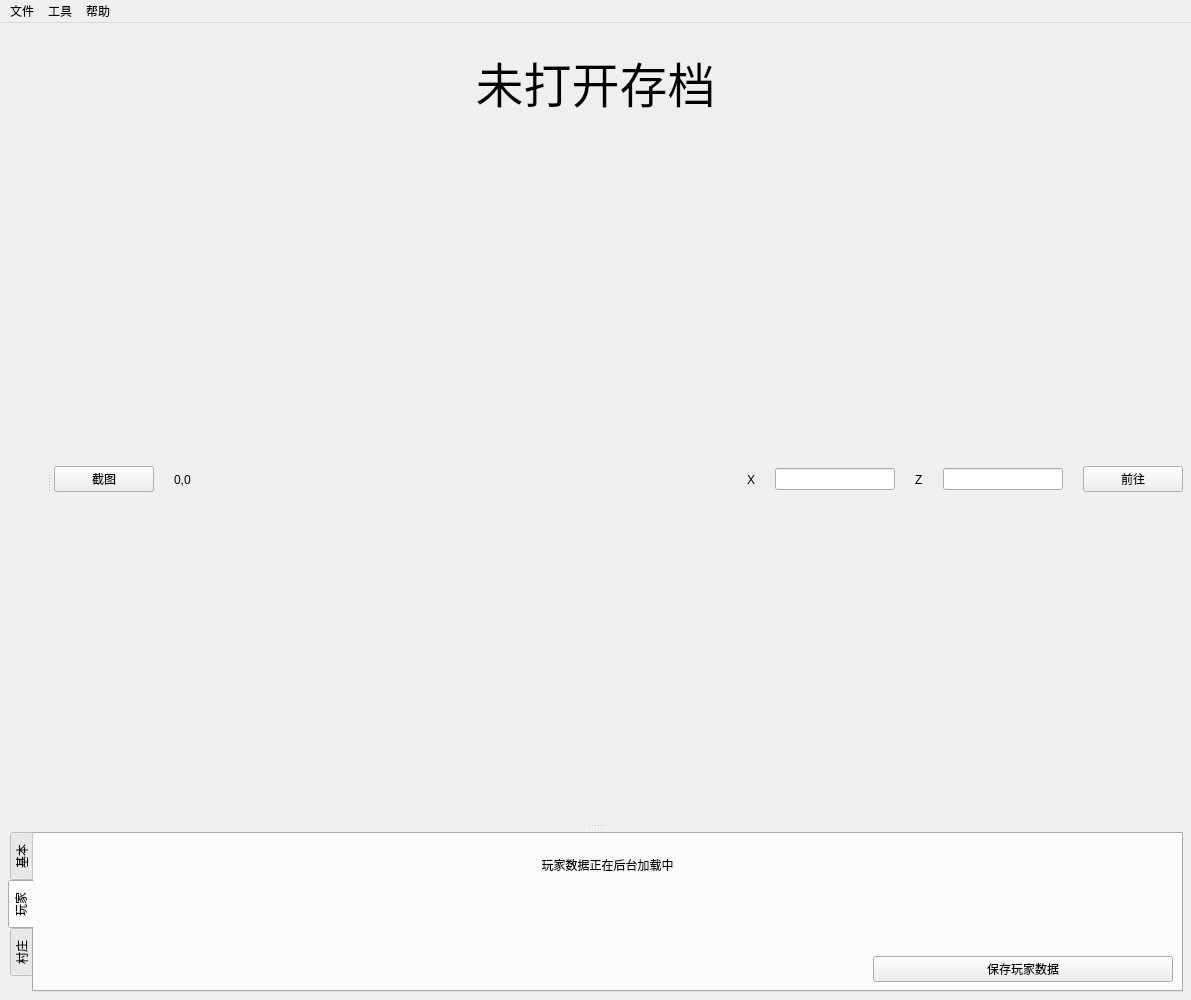
Qt form mainwindow.ui (bedrock-dev/BedrockMap) before a commit.
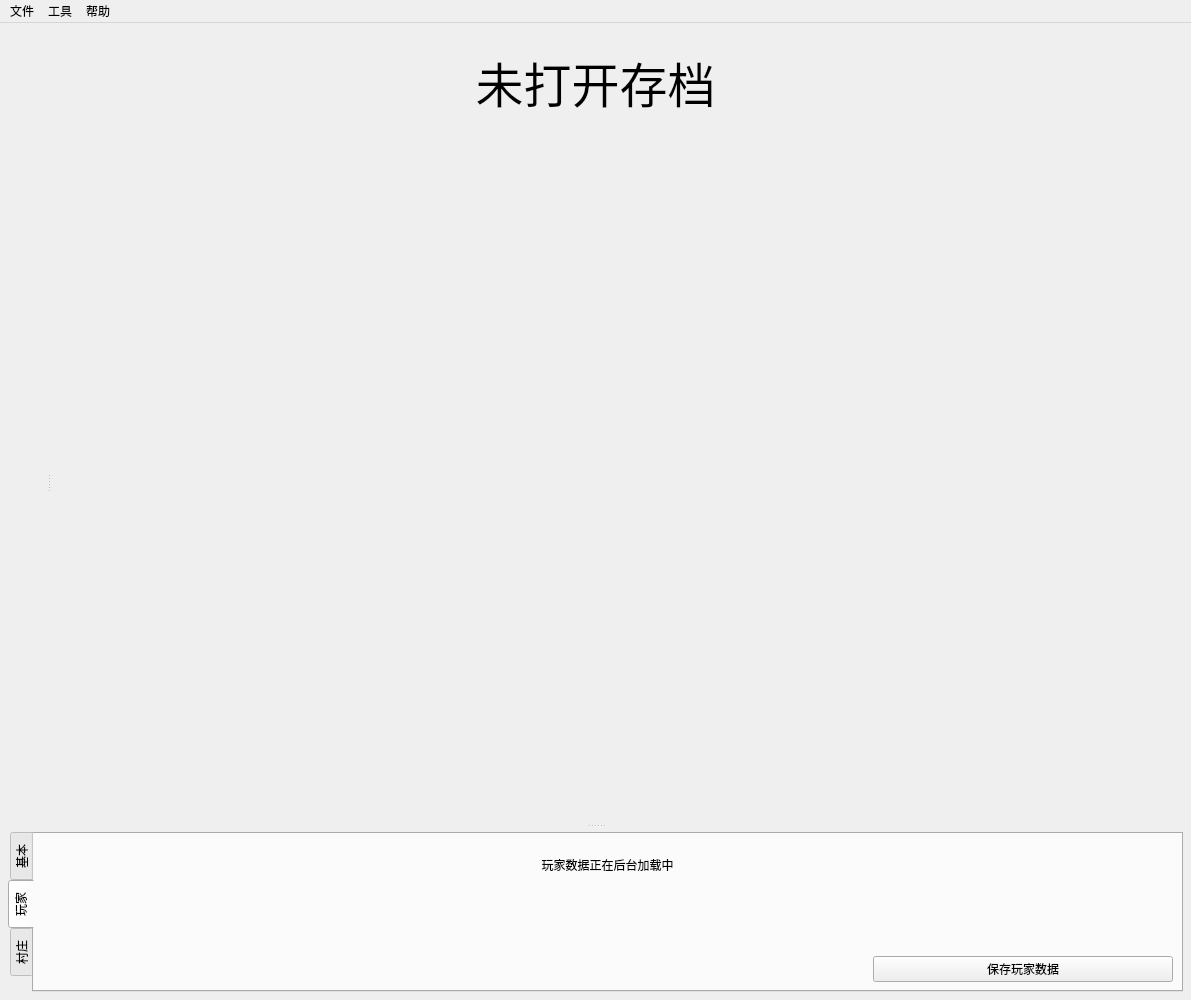
The same form after that commit. Icons and pictures are not drawn.

```diff
--- a/mainwindow.ui
+++ b/mainwindow.ui
@@ -647,7 +647,7 @@
         </layout>
        </widget>
        <widget class="QWidget" name="map_widget" native="true">
-        <layout class="QVBoxLayout" name="verticalLayout_6" stretch="1,40">
+        <layout class="QVBoxLayout" name="verticalLayout_6" stretch="40">
          <property name="spacing">
           <number>0</number>
          </property>
@@ -663,146 +663,6 @@
          <property name="bottomMargin">
           <number>4</number>
          </property>
-         <item>
-          <widget class="QWidget" name="map_buttom_toolbar_widget" native="true">
-           <property name="autoFillBackground">
-            <bool>false</bool>
-           </property>
-           <layout class="QHBoxLayout" name="position_toolbar_layout">
-            <property name="spacing">
-             <number>20</number>
-            </property>
-            <property name="leftMargin">
-             <number>0</number>
-            </property>
-            <property name="topMargin">
-             <number>2</number>
-            </property>
-            <property name="rightMargin">
-             <number>0</number>
-            </property>
-            <property name="bottomMargin">
-             <number>2</number>
-            </property>
-            <item>
-             <widget class="QPushButton" name="screenshot_btn">
-              <property name="minimumSize">
-               <size>
-                <width>100</width>
-                <height>0</height>
-               </size>
-              </property>
-              <property name="maximumSize">
-               <size>
-                <width>100</width>
-                <height>16777215</height>
-               </size>
-              </property>
-              <property name="text">
-               <string>截图</string>
-              </property>
-             </widget>
-            </item>
-            <item>
-             <widget class="QLabel" name="block_pos_label">
-              <property name="minimumSize">
-               <size>
-                <width>300</width>
-                <height>0</height>
-               </size>
-              </property>
-              <property name="maximumSize">
-               <size>
-                <width>16777215</width>
-                <height>16777215</height>
-               </size>
-              </property>
-              <property name="text">
-               <string>0,0</string>
-              </property>
-             </widget>
-            </item>
-            <item>
-             <spacer name="horizontalSpacer_2">
-              <property name="orientation">
-               <enum>Qt::Horizontal</enum>
-              </property>
-              <property name="sizeHint" stdset="0">
-               <size>
-                <width>40</width>
-                <height>20</height>
-               </size>
-              </property>
-             </spacer>
-            </item>
-            <item>
-             <widget class="QLabel" name="label">
-              <property name="text">
-               <string>X</string>
-              </property>
-             </widget>
-            </item>
-            <item>
-             <widget class="QLineEdit" name="z_edit">
-              <property name="minimumSize">
-               <size>
-                <width>90</width>
-                <height>0</height>
-               </size>
-              </property>
-              <property name="maximumSize">
-               <size>
-                <width>120</width>
-                <height>16777215</height>
-               </size>
-              </property>
-              <property name="alignment">
-               <set>Qt::AlignLeading|Qt::AlignLeft|Qt::AlignVCenter</set>
-              </property>
-             </widget>
-            </item>
-            <item>
-             <widget class="QLabel" name="cursor_pos_label">
-              <property name="text">
-               <string>Z</string>
-              </property>
-             </widget>
-            </item>
-            <item>
-             <widget class="QLineEdit" name="x_edit">
-              <property name="minimumSize">
-               <size>
-                <width>90</width>
-                <height>0</height>
-               </size>
-              </property>
-              <property name="maximumSize">
-               <size>
-                <width>120</width>
-                <height>16777215</height>
-               </size>
-              </property>
-              <property name="alignment">
-               <set>Qt::AlignLeading|Qt::AlignLeft|Qt::AlignVCenter</set>
-              </property>
-             </widget>
-            </item>
-            <item>
-             <widget class="QPushButton" name="goto_btn">
-              <property name="minimumSize">
-               <size>
-                <width>100</width>
-                <height>0</height>
-               </size>
-              </property>
-              <property name="text">
-               <string>前往</string>
-              </property>
-             </widget>
-            </item>
-           </layout>
-          </widget>
-         </item>
          <item>
           <layout class="QVBoxLayout" name="map_visual_layout"/>
          </item>
```
